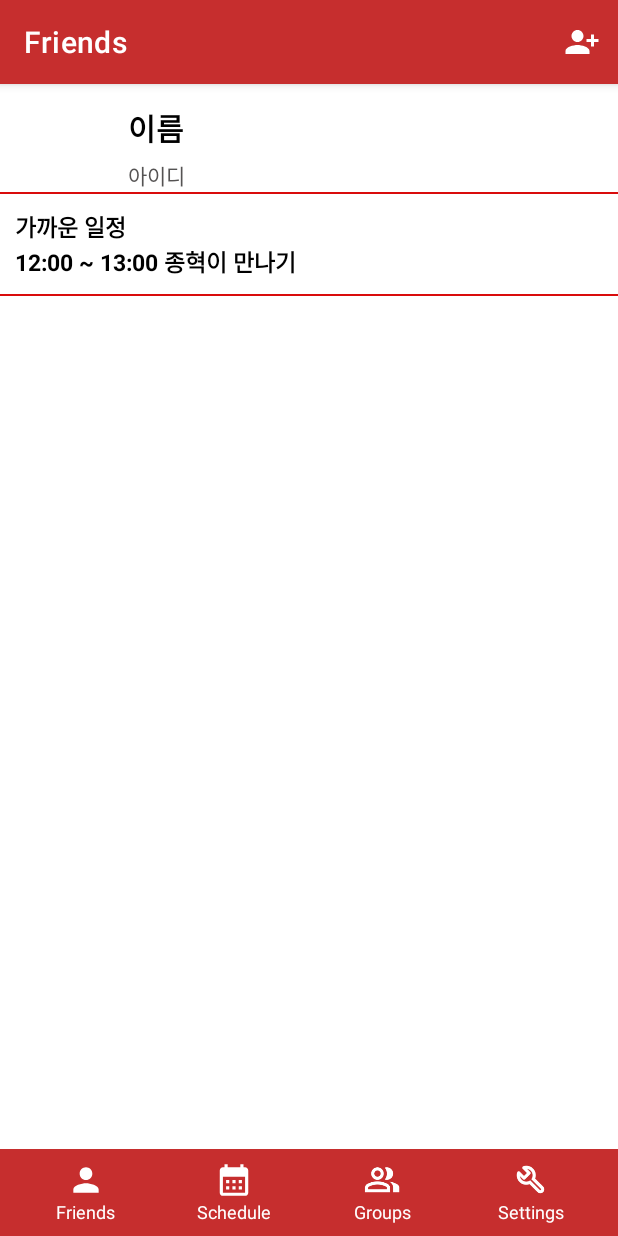
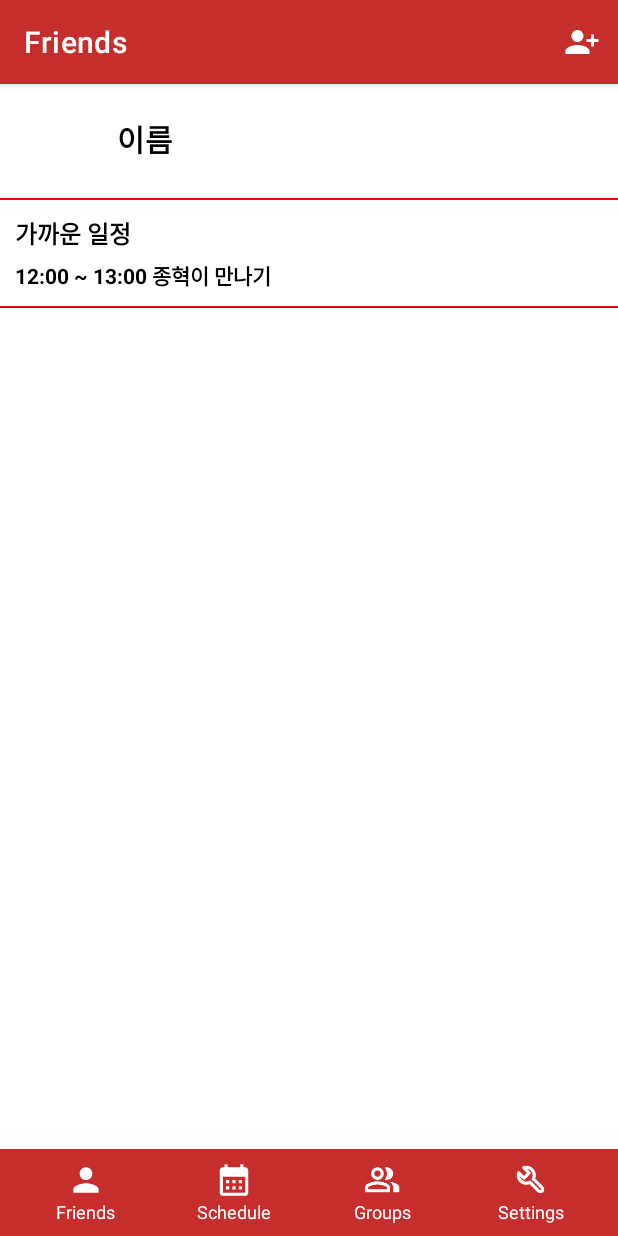
Before and after one commit to Seungkyu-Han/MoApp, an Android app: the screen it shows after launch (MainActivity), on a phone screen of 412 x 824 dp. Run offline under Robolectric (Android 15) with nearby library versions, the phone set to English and light mode, and no system bars; pictures from the network do not load.

Commit message:
친구 리스트 - 프로필 디자인 변경

```diff
--- a/app/src/main/java/com/example/moapp/FriendsActivity.kt
+++ b/app/src/main/java/com/example/moapp/FriendsActivity.kt
@@ -51,7 +51,7 @@
 
         // 데이터 바인딩 및 처리 코드 추가
         binding.friendsTextviewTitle.text = userModels[position].name
-        binding.friendsTextviewId.text = "id : " + userModels[position].id.toString()
+//        binding.friendsTextviewId.text = "id : " + userModels[position].id.toString()
         Glide.with(binding.friendsItemImageview.context)
             .load(userModels[position].img)
             .into(binding.friendsItemImageview)
--- a/app/src/main/java/com/example/moapp/MainActivity.kt
+++ b/app/src/main/java/com/example/moapp/MainActivity.kt
@@ -162,7 +162,7 @@
     private fun updateUserInfoViews() {
         // 사용자 정보를 뷰에 업데이트하는 코드
         binding.userName.text = userInfo.name
-        binding.userId.text = userInfo.id.toString()
+//        binding.userId.text = userInfo.id.toString()
         Glide.with(binding.userImageview.context)
             .load(userInfo.img)
             .into(binding.userImageview)
--- a/app/src/main/res/layout/activity_main.xml
+++ b/app/src/main/res/layout/activity_main.xml
@@ -12,33 +12,27 @@
         <ImageView
             android:id="@+id/user_imageview"
             android:layout_marginTop="8dp"
-            android:layout_marginLeft="15dp"
-            android:layout_marginBottom="4dp"
+            android:layout_marginLeft="10dp"
+            android:layout_marginBottom="8dp"
             android:layout_width="60dp"
             android:layout_height="60dp"/>
         <LinearLayout
             android:layout_width="match_parent"
             android:layout_height="match_parent"
             android:orientation="vertical"
+            android:layout_gravity="center"
             android:layout_marginTop="4dp">
             <TextView
                 android:id="@+id/user_name"
                 android:layout_width="wrap_content"
                 android:layout_height="wrap_content"
-                android:layout_marginLeft="10dp"
-                android:layout_marginTop="10dp"
+                android:layout_marginLeft="8dp"
+                android:layout_marginTop="15dp"
                 android:text="이름"
                 android:textColor="#000000"
                 android:textSize="20sp"
                 android:textStyle="bold" />
-            <TextView
-                android:id="@+id/user_id"
-                android:layout_width="wrap_content"
-                android:layout_height="wrap_content"
-                android:text="아이디"
-                android:textColor="#555353"
-                android:layout_marginTop="6dp"
-                android:layout_marginLeft="10dp"/>
+/
         </LinearLayout>
     </LinearLayout>
     <View
@@ -54,17 +48,18 @@
             android:id="@+id/near_schedule"
             android:layout_width="wrap_content"
             android:layout_height="wrap_content"
+            android:layout_marginBottom="5dp"
             android:text="가까운 일정"
             android:textStyle="bold"
             android:textColor="#000000"
-            android:textSize="15sp"/>
+            android:textSize="16sp"/>
         <TextView
             android:id="@+id/near_schedule_title"
             android:layout_width="wrap_content"
             android:layout_height="wrap_content"
             android:text="12:00 ~ 13:00 종혁이 만나기"
             android:textColor="#000000"
-            android:textSize="15sp"
+            android:textSize="14sp"
             android:textStyle="bold" />
     </LinearLayout>
     <View
```
Also changed, not shown: app/src/main/res/layout/fragment_profile.xml (+10 -8 lines), app/src/main/res/layout/item_friends.xml (+14 -14 lines).
